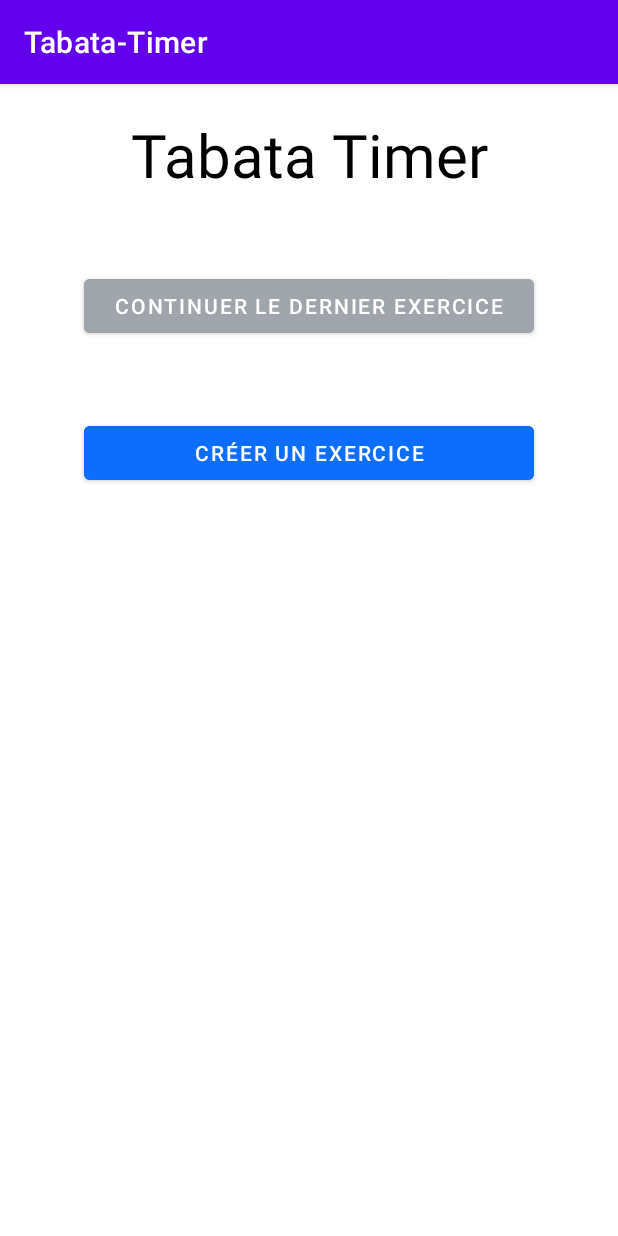
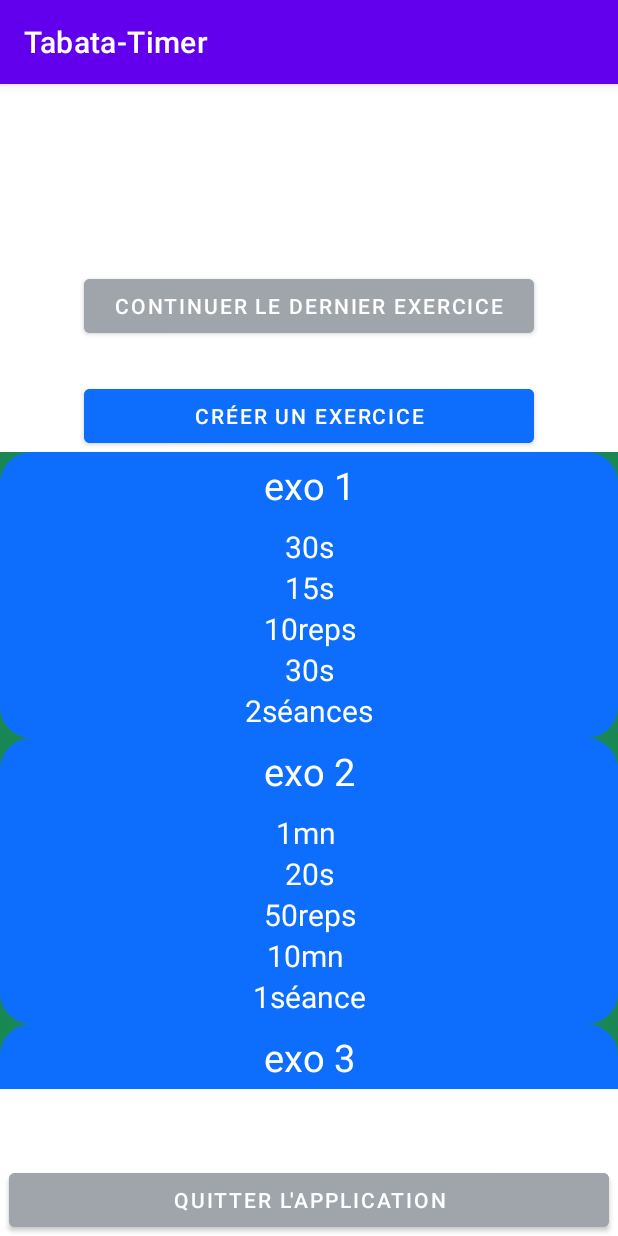
Before and after one commit to EthanGely/Tabata-Timer, an Android app: the screen it shows after launch (Tabata_Timer), on a phone screen of 412 x 824 dp. Run offline under Robolectric (Android 15) with nearby library versions, the phone set to English and light mode, and no system bars.

Commit message:
Correctifs (push pour changement de PC)

```diff
--- a/app/src/main/java/com/example/tabata_timer/Exercice.java
+++ b/app/src/main/java/com/example/tabata_timer/Exercice.java
@@ -1,5 +1,6 @@
 package com.example.tabata_timer;
 
+import java.util.ArrayList;
 import java.util.Date;
 import java.util.Map;
 
@@ -9,14 +10,14 @@ public class Exercice {
     //Nom de l'exercice
     private String nomExercice;
 
-    //Données sur l'exercice (variables ci-dessus)
-    private Map<String, Integer> sportExercice;
+    private int sport, repos, repetitions, reposLong, seances;
+
 
     //Date de dernière modification/lancement
     private Date lastModified;
 
     //Données sur l'état (variables ci-dessus)
-    private Map<String, Integer> state;
+    private ArrayList<Integer> state = new ArrayList<>();
 
 
     ////////////////-- Constructeur --//////////////
@@ -43,20 +44,64 @@ public class Exercice {
 
     public void modifierExercice(String nomExercice, int tempsDeSport, int tempsDeRepos, int nombreDeRepetitions, int reposLong, int nombreDeSeances) {
         this.nomExercice = nomExercice;
-        this.sportExercice.put("temps de sport", tempsDeSport);
-        this.sportExercice.put("temps de repos", tempsDeRepos);
-        this.sportExercice.put("nombre de repetitions", nombreDeRepetitions);
-        this.sportExercice.put("repos long", reposLong);
-        this.sportExercice.put("nombre de seances", nombreDeSeances);
+        this.sport = tempsDeSport;
+        this.repos = tempsDeRepos;
+        this.repetitions = nombreDeRepetitions;
+        this.reposLong = reposLong;
+        this.seances = nombreDeSeances;
         modificationDate();
     }
     /////////////////////////////////////////////////////////////////
 
 
+    private String getHourMinTime(int secondes) {
+        int hours = (int) secondes / 3600;
+        int remaining = (int) secondes - hours * 3600;
+        int mins = remaining / 60;
+        remaining = remaining - mins * 60;
+        String temps = "";
+
+        if (hours > 0) {
+            temps = hours + "h ";
+        }
+        if (mins > 0) {
+            temps += mins + "mn ";
+        }
+
+        if (remaining > 0) {
+            temps += remaining + "s";
+        }
+        return temps;
+    }
+
     //////////-- getteur pour les valeurs d'exercice --/////////////
-    public Map<String, Integer> getSportExercice() {
-        return this.sportExercice;
+
+    public String getSport() {
+
+        return getHourMinTime(this.sport);
     }
+
+    public String getRepos() {
+        return getHourMinTime(this.repos);
+    }
+
+    public String getReps() {
+        return this.repetitions + "reps";
+    }
+
+    public String getReposLong() {
+        return getHourMinTime(this.reposLong);
+    }
+
+    public String getSeances() {
+        String str = "séance";
+        if (this.seances > 1) {
+            str += "s";
+        }
+        return this.seances + str;
+    }
+
+
     ////////////////////////////////////////////////////////////////
 
 
@@ -67,9 +112,9 @@ public class Exercice {
     /////////////////////////////////////////////////////////////////////
 
     /////-- setteur pour la sauvegarde --///////////////
-    public void saveProgression(int numeroRepetition, int numeroSeance) {
-        this.state.put("numero repetition", 0);
-        this.state.put("numero seance", 0);
+    public void saveProgression(Integer numeroRepetition, Integer numeroSeance) {
+        this.state.add(numeroRepetition);
+        this.state.add(numeroSeance);
         modificationDate();
     }
 }
--- a/app/src/main/java/com/example/tabata_timer/Tabata_Timer.java
+++ b/app/src/main/java/com/example/tabata_timer/Tabata_Timer.java
@@ -3,12 +3,117 @@ package com.example.tabata_timer;
 import androidx.appcompat.app.AppCompatActivity;
 
 import android.os.Bundle;
+import android.view.View;
+import android.view.ViewGroup;
+import android.widget.LinearLayout;
+import android.widget.TextView;
+
+import java.util.ArrayList;
+import java.util.Map;
 
 public class Tabata_Timer extends AppCompatActivity {
+
+    private ArrayList<Exercice> listeExercices = new ArrayList<>();
+
+    private Exercice exo1 = new Exercice("exo 1", 30, 15, 10, 30, 2);
+    private Exercice exo2 = new Exercice("exo 2", 60, 20, 50, 600, 1);
+    private Exercice exo3 = new Exercice("exo 3", 5, 600, 1, 60, 1);
+    private int id;
 
     @Override
     protected void onCreate(Bundle savedInstanceState) {
         super.onCreate(savedInstanceState);
         setContentView(R.layout.activity_tabata_timer);
+
+        listeExercices.add(exo1);
+        listeExercices.add(exo2);
+        listeExercices.add(exo3);
+        for (int i = 0; i < 3; i++) {
+            listeExercices.add(exo3);
+        }
+
+        LinearLayout linear = findViewById(R.id.linearListeExos);
+        LinearLayout fils = null;
+
+        for (int i = 0; i < listeExercices.size(); i++) {
+
+
+            if (i % 2 == 0) {
+                //Création d'un nouveau linearLayout
+                id = View.generateViewId();
+                fils = new LinearLayout(this);
+                fils.setOrientation(LinearLayout.HORIZONTAL);
+                fils.setWeightSum(100);
+                fils.setLayoutParams(new LinearLayout.LayoutParams(LinearLayout.LayoutParams.MATCH_PARENT, LinearLayout.LayoutParams.WRAP_CONTENT));
+                fils.setId(id);
+                linear.addView(fils);
+            }else{
+                fils = findViewById(id);
+            }
+
+
+            LinearLayout linearTmp = createNewExercice(listeExercices.get(i), linear, i);
+
+
+
+            //Structure :
+            // <(Constraint Layout)>
+            //      <Linear Layout (linearListeExos) - vertical>
+            //          <Linear Layout - Horizontal>            //A créer une fois sur 2
+            //              - Template Exercice                 //Ajouter au nouveau layout
+            //              - Template Exercice                 //Ajouter au nouveau layout
+            //          </Linear Layout>
+            //      </Linear Layout>
+            // </(Constraint Layout)>
+
+
+
+
+
+
+
+            linear.addView(linearTmp);
+        }
+    }
+
+    public LinearLayout createNewExercice(Exercice exercice, LinearLayout linear, int i) {
+        //Récupération du template complet
+        LinearLayout linearTmp = (LinearLayout) getLayoutInflater().inflate(R.layout.template_exercice, null);
+
+        //Récupération du linear layout du template
+        LinearLayout layoutExo = linearTmp.findViewById(R.id.Exo);
+
+        //Récupération des textView du template
+        TextView nomExo = linearTmp.findViewById(R.id.Exo_nom);
+        TextView sportExo = linearTmp.findViewById(R.id.Exo_sport);
+        TextView reposExo = linearTmp.findViewById(R.id.Exo_repos);
+        TextView repsExo = linearTmp.findViewById(R.id.Exo_reps);
+        TextView reposLongExo = linearTmp.findViewById(R.id.Exo_repos_long);
+        TextView seancesExo = linearTmp.findViewById(R.id.Exo_seances);
+
+        //Définition du texte pour chaque textView
+        nomExo.setText(exercice.getNomExercice());
+        sportExo.setText(exercice.getSport());
+        reposExo.setText(exercice.getRepos());
+        repsExo.setText(exercice.getReps());
+        reposLongExo.setText(exercice.getReposLong());
+        seancesExo.setText(exercice.getSeances());
+
+        if (i % 2 == 0) {
+            //Définition des marges (ne marche pas)
+            setMargins(layoutExo, 0, 150);
+        }else {
+            setMargins(layoutExo, 150, 0);
+        }
+
+        return linearTmp;
+    }
+
+    public static void setMargins (View v, int l, int r) {
+        if (v.getLayoutParams() instanceof ViewGroup.MarginLayoutParams) {
+            ViewGroup.MarginLayoutParams p = (ViewGroup.MarginLayoutParams) v.getLayoutParams();
+            p.setMargins(l, 0, r, 0);
+            v.requestLayout();
+        }
     }
 }
--- /dev/null
+++ b/app/src/main/res/drawable/border_radius.xml
@@ -0,0 +1,26 @@
+<?xml version="1.0" encoding="utf-8"?>
+<shape
+    xmlns:android="http://schemas.android.com/apk/res/android"
+    android:shape="rectangle"   >
+
+    <solid
+        android:color="@color/blue" >
+    </solid>
+
+    <stroke
+        android:width="2dp"
+        android:color="@color/blue" >
+    </stroke>
+
+    <padding
+        android:left="5dp"
+        android:top="5dp"
+        android:right="5dp"
+        android:bottom="5dp"    >
+    </padding>
+
+    <corners
+        android:radius="20dp"   >
+    </corners>
+
+</shape>
--- a/app/src/main/res/layout/activity_tabata_timer.xml
+++ b/app/src/main/res/layout/activity_tabata_timer.xml
@@ -1,21 +1,15 @@
 <?xml version="1.0" encoding="utf-8"?>
-<androidx.constraintlayout.widget.ConstraintLayout xmlns:android="http://schemas.android.com/apk/res/android"
+<LinearLayout xmlns:android="http://schemas.android.com/apk/res/android"
     xmlns:app="http://schemas.android.com/apk/res-auto"
     xmlns:tools="http://schemas.android.com/tools"
     android:id="@+id/main"
+    android:orientation="vertical"
     android:layout_width="match_parent"
     android:layout_height="match_parent"
     tools:context=".Tabata_Timer">
 
 
-    <androidx.constraintlayout.widget.ConstraintLayout
-        android:layout_width="match_parent"
-        android:layout_height="wrap_content"
-        app:layout_constraintEnd_toEndOf="parent"
-        app:layout_constraintStart_toStartOf="parent"
-        app:layout_constraintTop_toTopOf="parent"
-        android:layout_marginRight="20dp"
-        android:layout_marginLeft="20dp">
+
 
         <TextView
             android:id="@+id/welcome"
@@ -24,7 +18,7 @@
             android:layout_marginTop="20sp"
             android:text="Tabata Timer"
             android:textAlignment="center"
-            android:textColor="@color/black"
+            android:textColor="@color/white"
             android:textSize="40sp"
             app:layout_constraintEnd_toEndOf="parent"
             app:layout_constraintStart_toStartOf="parent"
@@ -51,7 +45,7 @@
             android:layout_width="300sp"
             android:layout_height="wrap_content"
             android:layout_gravity="center"
-            android:layout_marginTop="50dp"
+            android:layout_marginTop="25dp"
             android:onClick="onCreateWorkout"
             android:text="Créer un exercice"
             app:layout_constraintEnd_toEndOf="parent"
@@ -60,56 +54,52 @@
             android:backgroundTint="@color/blue"
             />
 
-
-        <ScrollView
-
+        <LinearLayout
+            android:id="@+id/overScroll"
             android:layout_width="match_parent"
-            android:layout_height="match_parent"
-            app:layout_constraintStart_toEndOf="parent"
-            app:layout_constraintTop_toBottomOf="parent">
-
-            <androidx.constraintlayout.widget.ConstraintLayout
+            android:layout_height="0dp"
+            android:layout_weight="1"
+            app:layout_constraintTop_toBottomOf="@+id/createWorkout"
+            android:orientation="vertical"
+            android:weightSum="1"
+            android:background="@color/green">
+            <ScrollView
+                android:id="@+id/scroll"
                 android:layout_width="match_parent"
-                android:layout_height="wrap_content"
-                android:layout_marginLeft="20dp"
-                android:layout_marginRight="20dp"
-                android:isScrollContainer="true"
-                app:layout_constraintStart_toStartOf="parent"
-                app:layout_constraintTop_toTopOf="parent">
+                android:layout_height="match_parent"
+                app:layout_constraintTop_toBottomOf="@+id/createWorkout">
 
                 <LinearLayout
+                    android:id="@+id/linearListeExos"
                     android:layout_width="match_parent"
                     android:layout_height="wrap_content"
-                    android:orientation="horizontal"
-                    android:isScrollContainer="true"
+                    android:orientation="vertical"
                     app:layout_constraintEnd_toEndOf="parent"
                     app:layout_constraintStart_toStartOf="parent"
-                    app:layout_constraintTop_toTopOf="parent">
+                    app:layout_constraintTop_toTopOf="parent"
+                    android:isScrollContainer="true">
 
-                    <TextView
-                        android:id="@+id/welcome2"
-                        android:layout_width="match_parent"
-                        android:layout_height="wrap_content"
-                        android:layout_marginTop="20sp"
-                        android:background="@color/black"
-                        android:text="WORKING"
-                        android:textAlignment="center"
-                        android:textColor="@color/white"
-                        android:textSize="40sp"
-                        app:layout_constraintEnd_toEndOf="parent"
-                        app:layout_constraintStart_toStartOf="parent"
-                        app:layout_constraintTop_toTopOf="parent"
-                        android:visibility="visible"/>
 
                 </LinearLayout>
 
-
-            </androidx.constraintlayout.widget.ConstraintLayout>
-
-        </ScrollView>
+            </ScrollView>
+        </LinearLayout>
 
 
-    </androidx.constraintlayout.widget.ConstraintLayout>
+
+        <Button
+            android:id="@+id/end"
+            android:layout_width="400sp"
+            android:layout_height="wrap_content"
+            android:layout_gravity="center"
+            android:layout_marginTop="50dp"
+            android:text="quitter l'application"
+            app:layout_constraintStart_toStartOf="parent"
+            app:layout_constraintTop_toBottomOf="@+id/overScroll"
+            android:backgroundTint="@color/grey"
+            android:clickable="false"
+            />
 
 
-</androidx.constraintlayout.widget.ConstraintLayout>
+
+</LinearLayout>
--- /dev/null
+++ b/app/src/main/res/layout/template_exercice.xml
@@ -0,0 +1,72 @@
+<?xml version="1.0" encoding="utf-8"?>
+<LinearLayout xmlns:android="http://schemas.android.com/apk/res/android"
+    android:id="@+id/Exo"
+    android:layout_width="fill_parent"
+    android:layout_height="wrap_content"
+    android:layout_weight="50"
+    android:background="@drawable/border_radius"
+    android:orientation="vertical">
+
+    <TextView
+        android:id="@+id/Exo_nom"
+        android:layout_width="match_parent"
+        android:layout_height="wrap_content"
+        android:layout_marginBottom="10dp"
+        android:text="Exo 1"
+        android:textAlignment="center"
+        android:textColor="@color/white"
+        android:textSize="25sp"
+        android:visibility="visible"/>
+
+    <TextView
+        android:id="@+id/Exo_sport"
+        android:layout_width="match_parent"
+        android:layout_height="wrap_content"
+        android:text="30s exercice"
+        android:textAlignment="center"
+        android:textColor="@color/white"
+        android:textSize="20sp"
+        android:visibility="visible" />
+
+    <TextView
+        android:id="@+id/Exo_repos"
+        android:layout_width="match_parent"
+        android:layout_height="wrap_content"
+        android:text="15s repos"
+        android:textAlignment="center"
+        android:textColor="@color/white"
+        android:textSize="20sp"
+        android:visibility="visible" />
+
+    <TextView
+        android:id="@+id/Exo_reps"
+        android:layout_width="match_parent"
+        android:layout_height="wrap_content"
+        android:text="10x repétitions"
+        android:textAlignment="center"
+        android:textColor="@color/white"
+        android:textSize="20sp"
+        android:visibility="visible" />
+
+    <TextView
+        android:id="@+id/Exo_repos_long"
+        android:layout_width="match_parent"
+        android:layout_height="wrap_content"
+        android:text="30s repos long"
+        android:textAlignment="center"
+        android:textColor="@color/white"
+        android:textSize="20sp"
+        android:visibility="visible" />
+
+    <TextView
+        android:id="@+id/Exo_seances"
+        android:layout_width="match_parent"
+        android:layout_height="wrap_content"
+        android:text="2x séances"
+        android:textAlignment="center"
+        android:textColor="@color/white"
+        android:textSize="20sp"
+        android:visibility="visible" />
+
+
+</LinearLayout>
```
